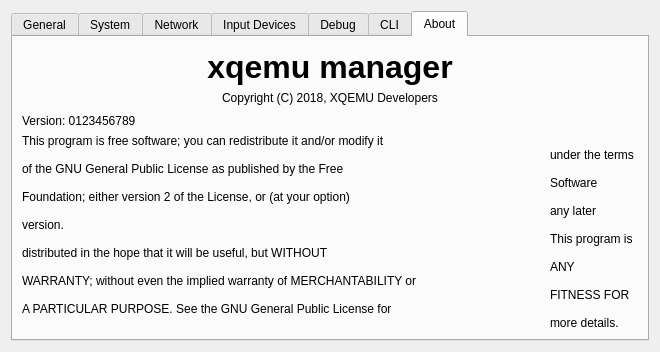
The window that settings.ui (mborgerson/xqemu-manager) describes before a commit, drawn with Qt 5.
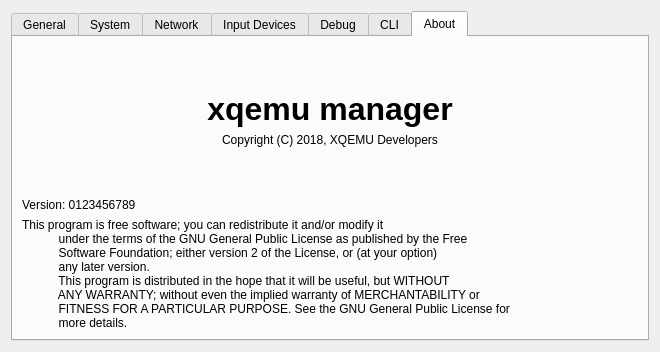
The same window after the commit. The open tabs and pages were chosen to show the change.

Commit message: Reverted indentation of ui files

Diff of the .ui file:
```diff
--- a/settings.ui
+++ b/settings.ui
@@ -992,13 +992,13 @@
 								<widget class="QLabel" name="label_7">
 									<property name="text">
 										<string>This program is free software; you can redistribute it and/or modify it
-											under the terms of the GNU General Public License as published by the Free
-											Software Foundation; either version 2 of the License, or (at your option)
-											any later version.
-											This program is distributed in the hope that it will be useful, but WITHOUT
-											ANY WARRANTY; without even the implied warranty of MERCHANTABILITY or
-											FITNESS FOR A PARTICULAR PURPOSE. See the GNU General Public License for
-											more details.</string>
+           under the terms of the GNU General Public License as published by the Free
+           Software Foundation; either version 2 of the License, or (at your option)
+           any later version.
+           This program is distributed in the hope that it will be useful, but WITHOUT
+           ANY WARRANTY; without even the implied warranty of MERCHANTABILITY or
+           FITNESS FOR A PARTICULAR PURPOSE. See the GNU General Public License for
+           more details.</string>
 									</property>
 									<property name="wordWrap">
 										<bool>true</bool>
```
Lines whose indentation alone changed are shown as unchanged. The commit also changes 2 other files.
